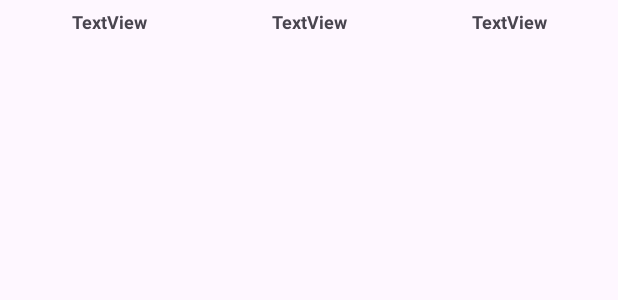
After one commit to MatoRV/QuinielaFutbol, an Android app: the layout lista_partidos.xml on its own in the app's theme, with its tools: preview values and no code run, on a phone screen of 412 x 824 dp. The commit adds this screen. Shown: the top 300 px of the screen. Run offline under Robolectric (Android 15) with nearby library versions, the phone set to English and light mode, and no system bars.

Commit message:
Solo devuelve la última fila y con las etiquetas

```diff
--- a/app/build.gradle.kts
+++ b/app/build.gradle.kts
@@ -4,7 +4,7 @@ plugins {
 
 android {
     namespace = "com.example.quinielafutbol"
-    compileSdk = 33
+    compileSdk = 34
 
     defaultConfig {
         applicationId = "com.example.quinielafutbol"
@@ -33,6 +33,9 @@ android {
 
 dependencies {
 
+    implementation("com.squareup.okhttp3:okhttp:4.9.1")
+    implementation("org.jsoup:jsoup:1.16.2")
+
     implementation("androidx.appcompat:appcompat:1.6.1")
     implementation("com.google.android.material:material:1.10.0")
     implementation("androidx.constraintlayout:constraintlayout:2.1.4")
--- a/app/src/main/AndroidManifest.xml
+++ b/app/src/main/AndroidManifest.xml
@@ -1,6 +1,9 @@
 <?xml version="1.0" encoding="utf-8"?>
 <manifest xmlns:android="http://schemas.android.com/apk/res/android"
     xmlns:tools="http://schemas.android.com/tools">
+
+    <uses-permission android:name="android.permission.INTERNET"/>
+    <uses-permission android:name="android.permission.ACCESS_NETWORK_STATE"/>
 
     <application
         android:allowBackup="true"
@@ -13,7 +16,7 @@
         android:theme="@style/Theme.QuinielaFutbol"
         tools:targetApi="31">
         <activity
-            android:name=".MainActivity"
+            android:name=".View.MainActivity"
             android:exported="true">
             <intent-filter>
                 <action android:name="android.intent.action.MAIN" />
--- /dev/null
+++ b/app/src/main/res/layout/lista_partidos.xml
@@ -0,0 +1,23 @@
+<?xml version="1.0" encoding="utf-8"?>
+<LinearLayout xmlns:android="http://schemas.android.com/apk/res/android"
+    android:layout_width="match_parent"
+    android:layout_height="wrap_content"
+    android:padding="6dp"
+    android:orientation="horizontal">
+
+    <TextView
+        android:id="@+id/local"
+        android:text="TextView"
+        style="@style/lista_partidos"/>
+
+    <TextView
+        android:id="@+id/visitante"
+        android:text="TextView"
+        style="@style/lista_partidos"/>
+
+    <TextView
+        android:id="@+id/resultado"
+        android:text="TextView"
+        style="@style/lista_partidos"/>
+
+</LinearLayout>
--- /dev/null
+++ b/app/src/main/res/values/styles.xml
@@ -0,0 +1,11 @@
+<?xml version="1.0" encoding="utf-8"?>
+<resources>
+    <style name="lista_partidos">
+        <item name="android:layout_width">0dp</item>
+        <item name="android:layout_weight">1</item>
+        <item name="android:layout_height">match_parent</item>
+        <item name="android:textSize">12sp</item>
+        <item name="android:textStyle">bold</item>
+        <item name="android:gravity">center</item>
+    </style>
+</resources>
```
Also changed, not shown: app/src/main/java/com/example/quinielafutbol/Controller/MainController.java (added, +48 -0 lines), app/src/main/java/com/example/quinielafutbol/Controller/Peticion.java (added, +52 -0 lines), app/src/main/java/com/example/quinielafutbol/Controller/QuinielaAdapter.java (added, +46 -0 lines), app/src/main/java/com/example/quinielafutbol/Controller/QuinielaViewHolder.java (added, +40 -0 lines), app/src/main/java/com/example/quinielafutbol/Controller/Respuesta.java (added, +59 -0 lines), app/src/main/java/com/example/quinielafutbol/MainActivity.java (deleted, +0 -14 lines), app/src/main/java/com/example/quinielafutbol/Model/Quiniela.java (added, +38 -0 lines), app/src/main/java/com/example/quinielafutbol/View/MainActivity.java (added, +56 -0 lines), app/src/main/res/layout/activity_main.xml (+6 -6 lines).
